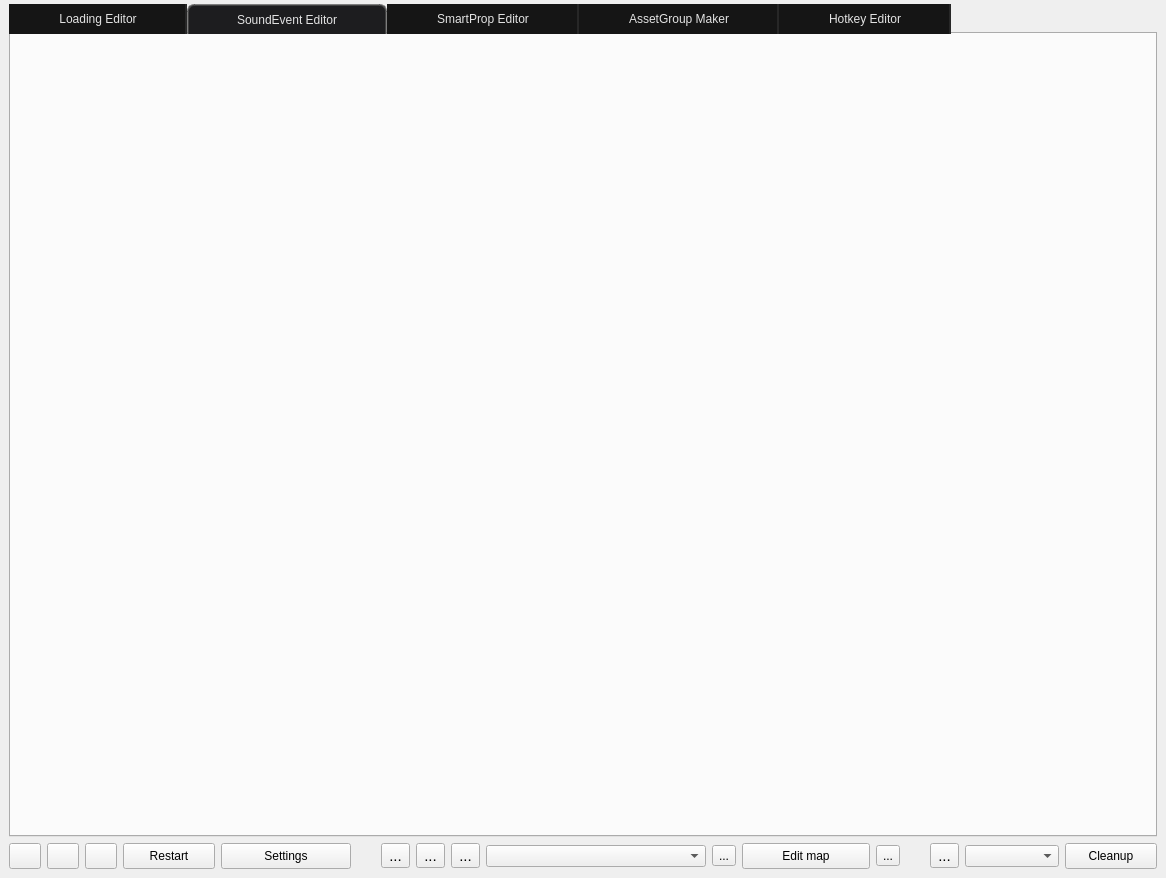
Above: src/main.ui from dertwist/Hammer5Tools before the change. Below: the same form after it.
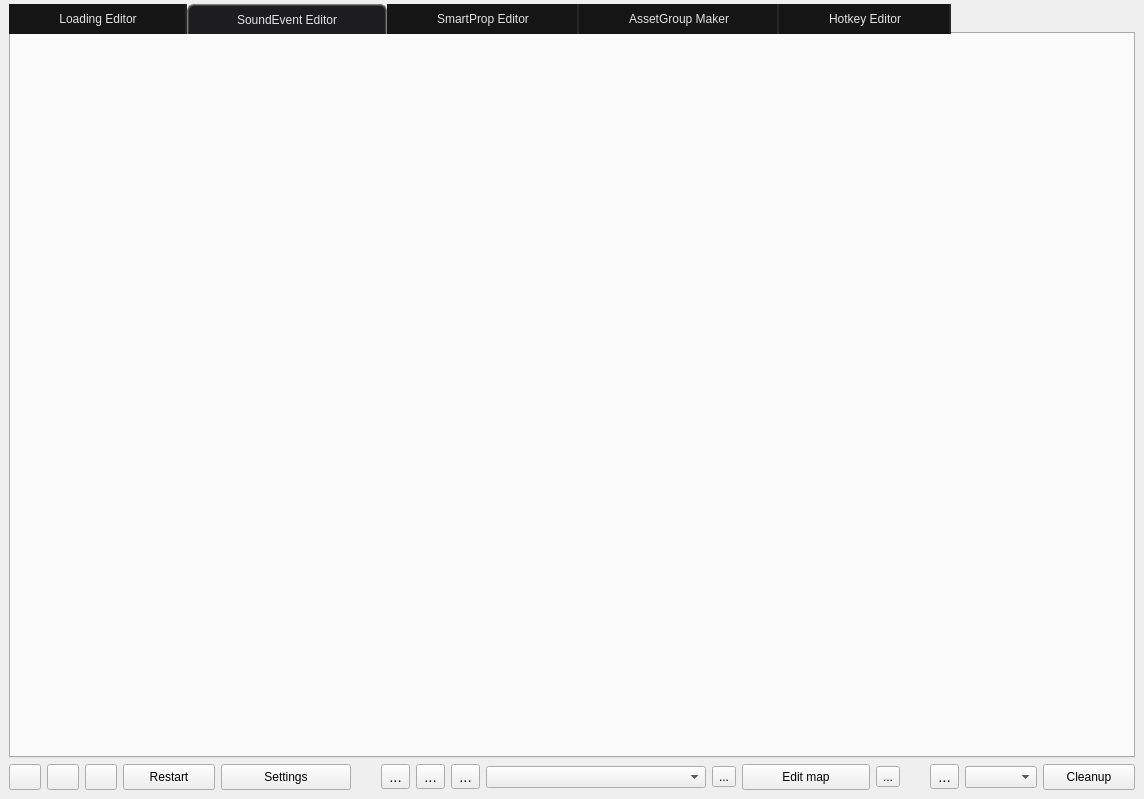
That is the form after the change. Icons and pictures are not drawn.

Diff of the .ui file:
```diff
--- a/src/main.ui
+++ b/src/main.ui
@@ -6,8 +6,8 @@
    <rect>
     <x>0</x>
     <y>0</y>
-    <width>1166</width>
-    <height>878</height>
+    <width>1144</width>
+    <height>799</height>
    </rect>
   </property>
   <property name="windowTitle">
```
Left out of the diff: 3 changed lines with no effect on the pictures.
